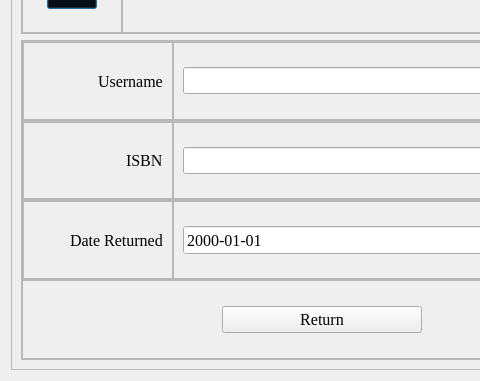
Old version of the form returnbook.ui in the repository aavashlamichhane/LibMan; both pictures show x 0 to 480 and y 87 to 468 of the 645 by 468 pixel window.
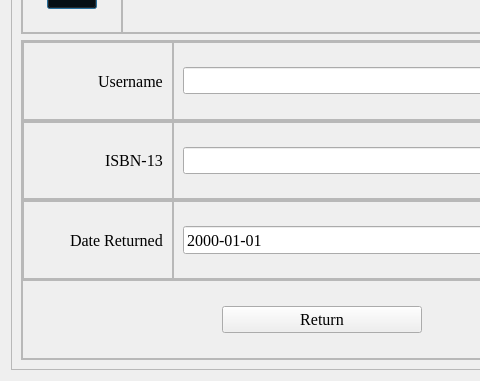
New version of the form. Icons and pictures are not drawn.

Diff of the .ui file:
```diff
--- a/returnbook.ui
+++ b/returnbook.ui
@@ -320,7 +320,7 @@
                   </font>
                  </property>
                  <property name="text">
-                  <string>ISBN</string>
+                  <string>ISBN-13</string>
                  </property>
                  <property name="scaledContents">
                   <bool>true</bool>
```
